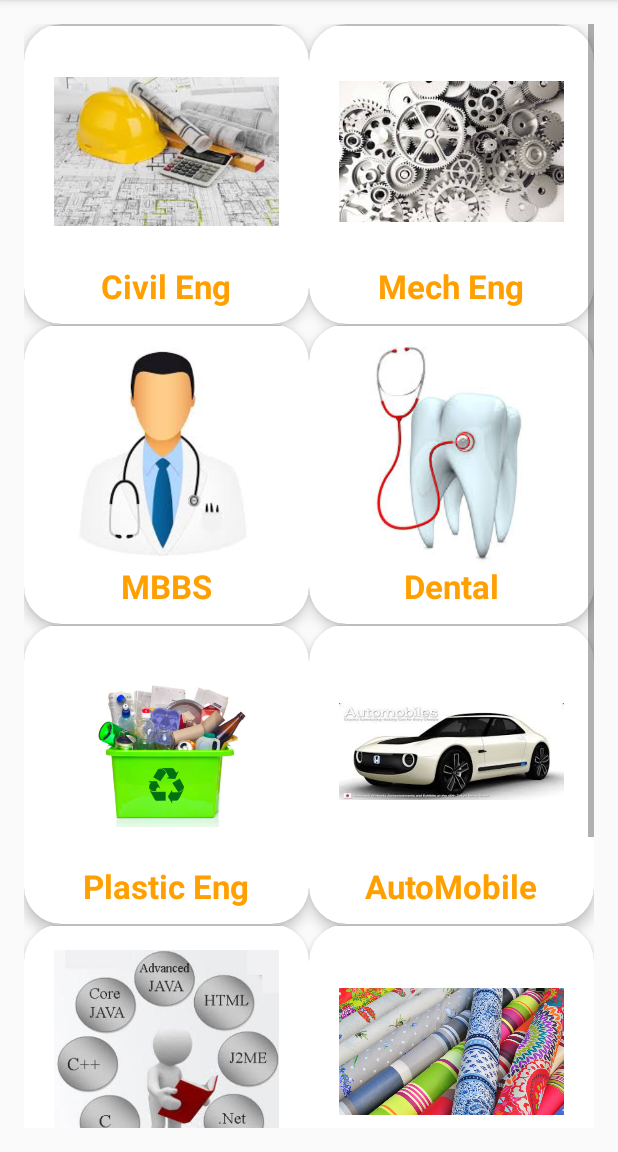
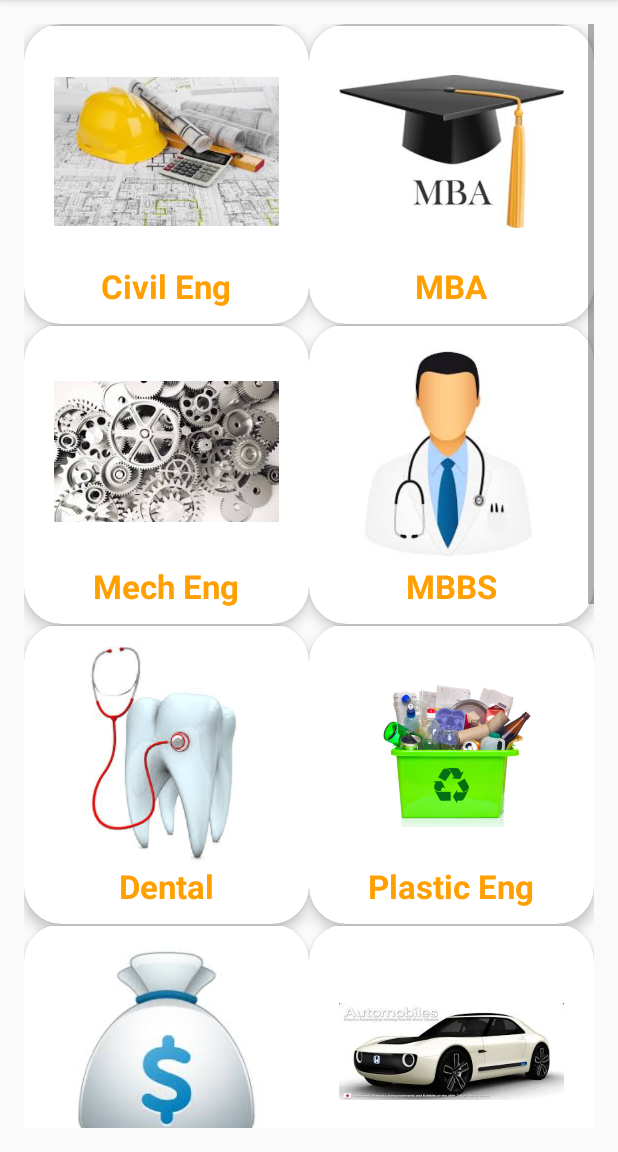
Before and after one commit to SurejaHit/Career_guidance_app, an Android app: the fragment Jobs_Fragment shown on its own in the app's theme, on a phone screen of 412 x 824 dp, the part 84-1236 px from its top. Run offline under Robolectric (Android 15) with nearby library versions, the phone set to English and light mode, and no system bars; 2 statements that could not run were skipped.

Commit message:
New Entries added for job

```diff
--- a/app/src/main/java/com/example/surejahit/career_guidance_app/Jobs_Fragment.java
+++ b/app/src/main/java/com/example/surejahit/career_guidance_app/Jobs_Fragment.java
@@ -42,6 +42,13 @@ public class Jobs_Fragment extends Fragment{
         s.setImage(R.drawable.civil);
         spacecrafts.add(s);
 
+
+        s=new Spacecraft();
+        s.setName("MBA");
+        s.setImage(R.drawable.mba);
+        spacecrafts.add(s);
+
+
         s=new Spacecraft();
         s.setName("Mech Eng");
         s.setImage(R.drawable.mechanical);
@@ -67,6 +74,12 @@ public class Jobs_Fragment extends Fragment{
 
 
         s=new Spacecraft();
+        s.setName("C.A.");
+        s.setImage(R.drawable.ca);
+        spacecrafts.add(s);
+
+
+        s=new Spacecraft();
         s.setName("AutoMobile");
         s.setImage(R.drawable.automobile);
         spacecrafts.add(s);
@@ -86,8 +99,21 @@ public class Jobs_Fragment extends Fragment{
 
         s=new Spacecraft();
         s.setName("EC Eng");
-        s.setImage(R.drawable.ec);
+        s.setImage(R.drawable.computer);
         spacecrafts.add(s);
+
+
+        s=new Spacecraft();
+        s.setName("Elect Eng");
+        s.setImage(R.drawable.electrical);
+        spacecrafts.add(s);
+
+
+        s=new Spacecraft();
+        s.setName("Architect");
+        s.setImage(R.drawable.architect);
+        spacecrafts.add(s);
+
 
         return spacecrafts;
     }
```
Also changed, not shown: app/src/main/res/drawable/architect.jpg (added), app/src/main/res/drawable/ca.jpg (added), app/src/main/res/drawable/computer..jpg (added), app/src/main/res/drawable/electrical..jpg (added), app/src/main/res/drawable/mba.jpg (added).
